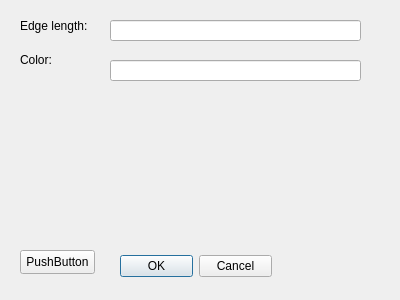
The window that CubePropertiesDialog.ui (lenasidyakina/My_kg_cours) describes before a commit, drawn with Qt 5.
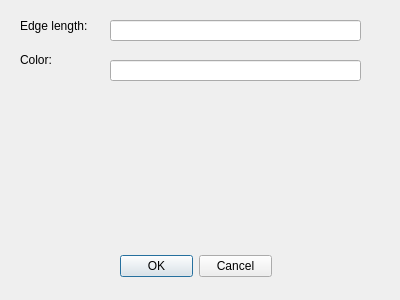
The same window after the commit.

The edit to the form file:
```diff
--- a/CubePropertiesDialog.ui
+++ b/CubePropertiesDialog.ui
@@ -72,19 +72,6 @@
     </rect>
    </property>
   </widget>
-  <widget class="QPushButton" name="pushButton">
-   <property name="geometry">
-    <rect>
-     <x>20</x>
-     <y>250</y>
-     <width>75</width>
-     <height>24</height>
-    </rect>
-   </property>
-   <property name="text">
-    <string>PushButton</string>
-   </property>
-  </widget>
  </widget>
  <resources/>
  <connections/>
```
